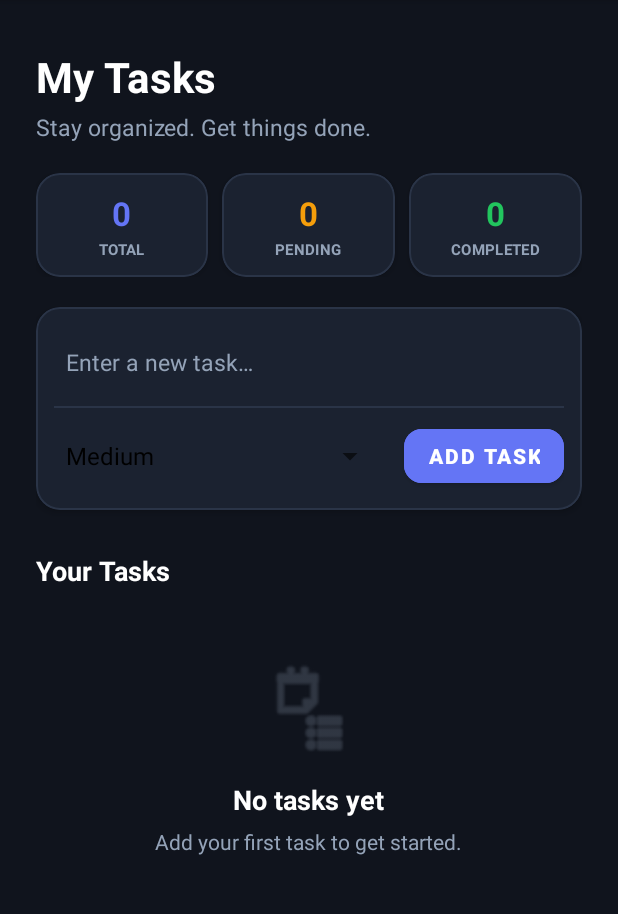
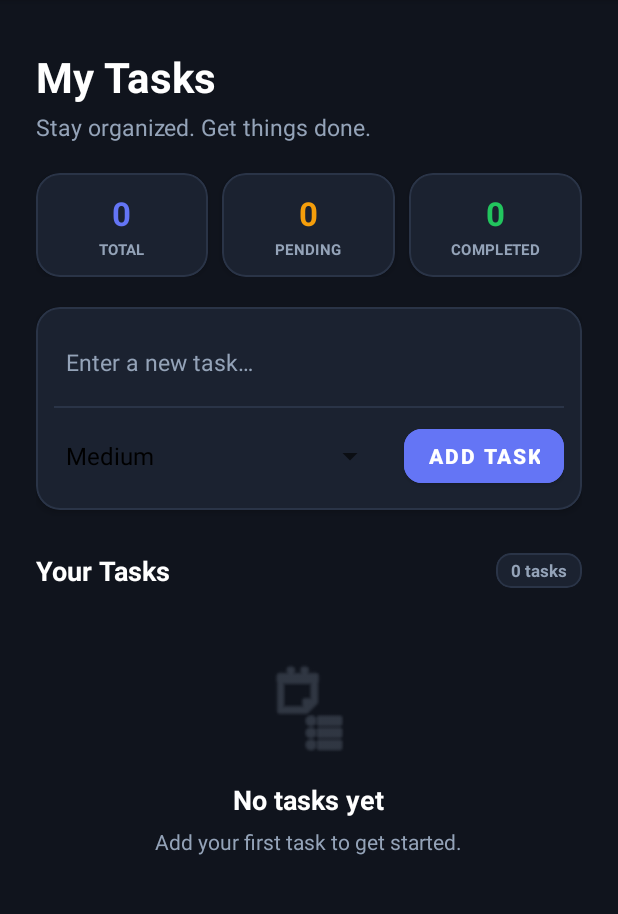
Before and after one commit to zaid-code-max/employee-task-manager, an Android app: the TaskDetailsActivity screen opened directly, with no data from a screen before it, on a phone screen of 412 x 824 dp, the part 84-998 px from its top. Run offline under Robolectric (Android 15) with nearby library versions, the phone set to English and light mode, and no system bars; our stand-ins replace Room's generated code.

Commit message:
Day 4: Enhance Your Tasks section with professional header and task count badge

```diff
--- a/app/src/main/java/com/example/employeetaskmanager/TaskDetailsActivity.kt
+++ b/app/src/main/java/com/example/employeetaskmanager/TaskDetailsActivity.kt
@@ -37,6 +37,7 @@ class TaskDetailsActivity : AppCompatActivity() {
         val textViewTotalCount = findViewById<TextView>(R.id.textViewTotalCount)
         val textViewPendingCount = findViewById<TextView>(R.id.textViewPendingCount)
         val textViewCompletedCount = findViewById<TextView>(R.id.textViewCompletedCount)
+        val textViewTaskCountBadge = findViewById<TextView>(R.id.textViewTaskCountBadge)
 
         val priorities = arrayOf("Low", "Medium", "High")
         val spinnerAdapter = ArrayAdapter(this, android.R.layout.simple_spinner_dropdown_item, priorities)
@@ -87,6 +88,7 @@ class TaskDetailsActivity : AppCompatActivity() {
                     textViewTotalCount.text = total.toString()
                     textViewPendingCount.text = pending.toString()
                     textViewCompletedCount.text = completed.toString()
+                    textViewTaskCountBadge.text = "$total tasks"
 
                     if (tasks.isEmpty()) {
                         recyclerViewTasks.visibility = View.GONE
--- a/app/src/main/res/layout/activity_task_details.xml
+++ b/app/src/main/res/layout/activity_task_details.xml
@@ -258,27 +258,62 @@
 
         </com.google.android.material.card.MaterialCardView>
 
-        <TextView
-            android:id="@+id/textViewSectionYourTasks"
-            android:layout_width="wrap_content"
+        <!-- Section Title & Counter Header -->
+        <LinearLayout
+            android:id="@+id/layoutSectionHeader"
+            android:layout_width="0dp"
             android:layout_height="wrap_content"
             android:layout_marginTop="28dp"
-            android:text="@string/section_your_tasks"
-            android:textColor="@color/text_white"
-            android:textSize="18sp"
-            android:textStyle="bold"
+            android:gravity="center_vertical"
+            android:orientation="horizontal"
+            app:layout_constraintEnd_toEndOf="parent"
             app:layout_constraintStart_toStartOf="parent"
-            app:layout_constraintTop_toBottomOf="@id/cardComposer" />
+            app:layout_constraintTop_toBottomOf="@id/cardComposer">
+
+            <TextView
+                android:layout_width="0dp"
+                android:layout_height="wrap_content"
+                android:layout_weight="1"
+                android:text="@string/section_your_tasks"
+                android:textColor="@color/text_white"
+                android:textSize="18sp"
+                android:textStyle="bold" />
+
+            <com.google.android.material.card.MaterialCardView
+                android:layout_width="wrap_content"
+                android:layout_height="wrap_content"
+                app:cardBackgroundColor="@color/card_dark"
+                app:cardCornerRadius="10dp"
+                app:cardElevation="0dp"
+                app:strokeColor="@color/card_stroke"
+                app:strokeWidth="1dp">
+
+                <TextView
+                    android:id="@+id/textViewTaskCountBadge"
+                    android:layout_width="wrap_content"
+                    android:layout_height="wrap_content"
+                    android:paddingStart="10dp"
+                    android:paddingTop="4dp"
+                    android:paddingEnd="10dp"
+                    android:paddingBottom="4dp"
+                    android:text="0 items"
+                    android:textColor="@color/text_muted"
+                    android:textSize="11sp"
+                    android:textStyle="bold" />
+
+            </com.google.android.material.card.MaterialCardView>
+
+        </LinearLayout>
 
         <androidx.recyclerview.widget.RecyclerView
             android:id="@+id/recyclerViewTasks"
             android:layout_width="0dp"
             android:layout_height="wrap_content"
-            android:layout_marginTop="16dp"
+            android:layout_marginTop="12dp"
             android:nestedScrollingEnabled="false"
             app:layout_constraintEnd_toEndOf="parent"
             app:layout_constraintStart_toStartOf="parent"
-            app:layout_constraintTop_toBottomOf="@id/textViewSectionYourTasks" />
+            app:layout_constraintTop_toBottomOf="@id/layoutSectionHeader" />
 
         <LinearLayout
             android:id="@+id/textViewEmptyState"
@@ -290,7 +325,7 @@
             android:visibility="gone"
             app:layout_constraintEnd_toEndOf="parent"
             app:layout_constraintStart_toStartOf="parent"
-            app:layout_constraintTop_toBottomOf="@id/textViewSectionYourTasks">
+            app:layout_constraintTop_toBottomOf="@id/layoutSectionHeader">
 
             <ImageView
                 android:layout_width="64dp"
```
